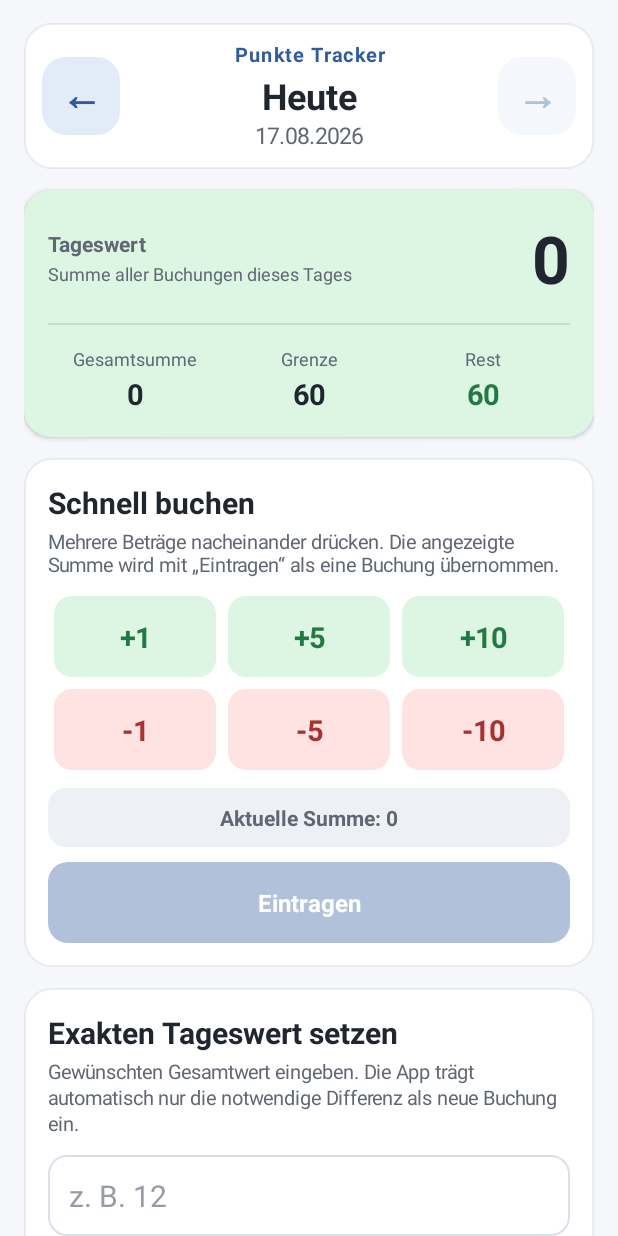
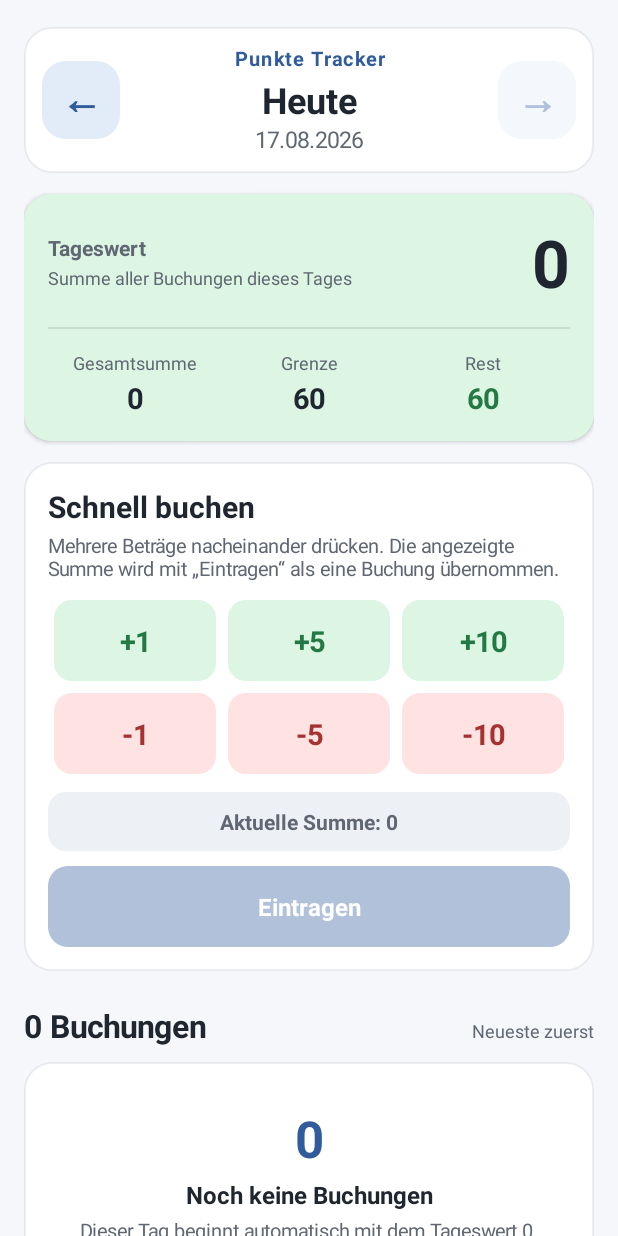
Before and after one commit to AlbertiTrussAnalysis/ChatGPT, an Android app: the screen it shows after launch (MainActivity), on a phone screen of 412 x 824 dp. Run offline under Robolectric (Android 15) with nearby library versions, the phone set to English and light mode, and no system bars.

Commit message:
Remove exact day value input [skip ci]

```diff
--- a/app/build.gradle
+++ b/app/build.gradle
@@ -10,8 +10,8 @@ android {
         applicationId 'com.thomas.punktetracker'
         minSdk 26
         targetSdk 35
-        versionCode 3
-        versionName '2.1'
+        versionCode 4
+        versionName '2.2'
     }
 
     compileOptions {
--- a/app/src/main/java/com/thomas/punktetracker/MainActivity.java
+++ b/app/src/main/java/com/thomas/punktetracker/MainActivity.java
@@ -79,9 +79,7 @@ public class MainActivity extends Activity {
     private TextView quickSelectionText;
     private LinearLayout statusCard;
     private LinearLayout bookingsContainer;
-    private EditText exactInput;
     private Button quickEntryButton;
-    private Button exactEntryButton;
 
     private final Map<Integer, Button> quickButtons = new HashMap<>();
     private int pendingQuickAmount = 0;
@@ -142,7 +140,6 @@ public class MainActivity extends Activity {
         buildDateNavigation(root);
         buildStatusCard(root);
         buildQuickEntryCard(root);
-        buildExactEntryCard(root);
         buildBookingsSection(root);
         buildFooter(root);
 
@@ -302,49 +299,6 @@ public class MainActivity extends Activity {
         card.addView(quickEntryButton, entryLp);
     }
 
-    private void buildExactEntryCard(LinearLayout root) {
-        LinearLayout card = createCard(COLOR_SURFACE);
-        LinearLayout.LayoutParams cardLp = matchWrap();
-        cardLp.topMargin = dp(14);
-        root.addView(card, cardLp);
-
-        TextView title = text("Exakten Tageswert setzen", 20, Typeface.BOLD);
-        title.setTextColor(COLOR_TEXT);
-        card.addView(title, matchWrap());
-
-        TextView description = text(
-                "Gewünschten Gesamtwert eingeben. Die App trägt automatisch nur die notwendige Differenz als neue Buchung ein.",
-                13,
-                Typeface.NORMAL
-        );
-        description.setTextColor(COLOR_TEXT_MUTED);
-        description.setLineSpacing(0, 1.12f);
-        LinearLayout.LayoutParams descriptionLp = matchWrap();
-        descriptionLp.topMargin = dp(3);
-        descriptionLp.bottomMargin = dp(12);
-        card.addView(description, descriptionLp);
-
-        exactInput = new EditText(this);
-        exactInput.setTextSize(20);
-        exactInput.setTextColor(COLOR_TEXT);
-        exactInput.setHintTextColor(Color.rgb(150, 156, 166));
-        exactInput.setHint("z. B. 12");
-        exactInput.setSingleLine(true);
-        exactInput.setSelectAllOnFocus(true);
-        exactInput.setInputType(
-                InputType.TYPE_CLASS_NUMBER | InputType.TYPE_NUMBER_FLAG_SIGNED
-        );
-        exactInput.setPadding(dp(14), dp(11), dp(14), dp(11));
-        exactInput.setBackground(roundedBackground(COLOR_SURFACE, 12, 1, COLOR_BORDER));
-        card.addView(exactInput, matchWrapHeight(dp(54)));
-
-        exactEntryButton = createPrimaryButton("Eintragen");
-        exactEntryButton.setOnClickListener(v -> addExactBooking());
-        LinearLayout.LayoutParams entryLp = matchWrapHeight(dp(54));
-        entryLp.topMargin = dp(10);
-        card.addView(exactEntryButton, entryLp);
-    }
-
     private void buildBookingsSection(LinearLayout root) {
         LinearLayout header = new LinearLayout(this);
         header.setOrientation(LinearLayout.HORIZONTAL);
@@ -398,7 +352,6 @@ public class MainActivity extends Activity {
 
         selectedDate = candidate;
         pendingQuickAmount = 0;
-        exactInput.setText("");
         refreshAll();
         pageScroll.post(() -> pageScroll.smoothScrollTo(0, 0));
     }
@@ -469,9 +422,6 @@ public class MainActivity extends Activity {
         for (Button button : quickButtons.values()) {
             setButtonEnabled(button, enabled);
         }
-        exactInput.setEnabled(enabled);
-        exactInput.setAlpha(enabled ? 1f : 0.45f);
-        setButtonEnabled(exactEntryButton, enabled);
         setButtonEnabled(quickEntryButton, enabled && pendingQuickAmount != 0);
     }
 
@@ -561,41 +511,6 @@ public class MainActivity extends Activity {
         pendingQuickAmount = 0;
         refreshAll();
         Toast.makeText(this, "Buchung eingetragen.", Toast.LENGTH_SHORT).show();
-    }
-
-    private void addExactBooking() {
-        String raw = exactInput.getText().toString().trim();
-        if (raw.isEmpty() || raw.equals("-") || raw.equals("+")) {
-            Toast.makeText(this, "Bitte eine ganze Zahl eingeben.", Toast.LENGTH_SHORT).show();
-            return;
-        }
-
-        try {
-            long targetValue = Long.parseLong(raw);
-            long currentValue = getDayTotal(selectedDate);
-            long difference = targetValue - currentValue;
-
-            if (difference == 0L) {
-                Toast.makeText(
-                        this,
-                        "Der Tageswert ist bereits " + formatNumber(targetValue) + ".",
-                        Toast.LENGTH_SHORT
-                ).show();
-                exactInput.selectAll();
-                return;
-            }
-
-            addBooking(
-                    selectedDate,
-                    difference,
-                    "Tageswert auf " + formatNumber(targetValue) + " gesetzt"
-            );
-            exactInput.setText("");
-            refreshAll();
-            Toast.makeText(this, "Tageswert übernommen.", Toast.LENGTH_SHORT).show();
-        } catch (NumberFormatException exception) {
-            Toast.makeText(this, "Ungültige Zahl.", Toast.LENGTH_SHORT).show();
-        }
     }
 
     private void addBooking(LocalDate date, long amount, String label) {
```
